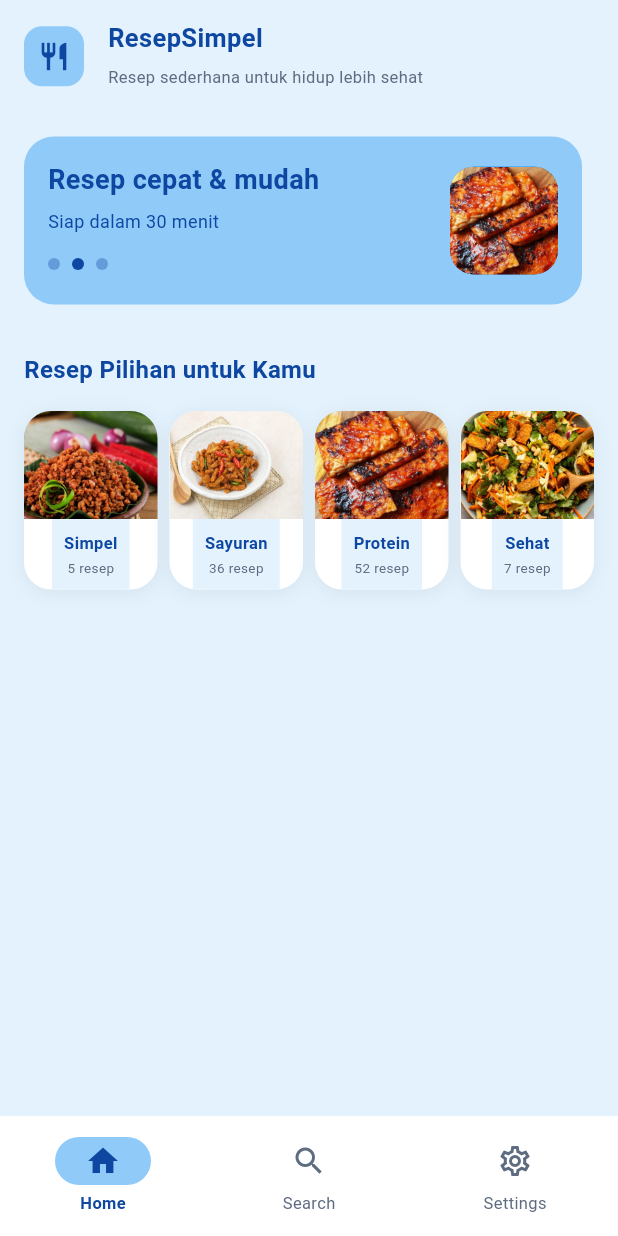
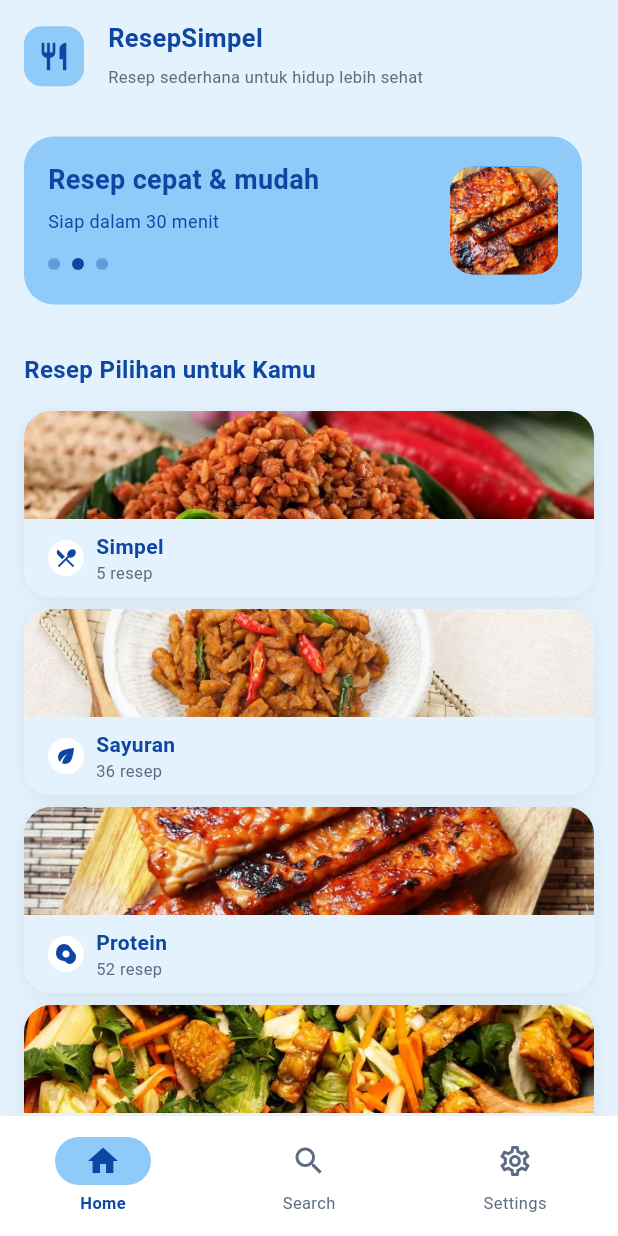
Before and after one commit to alfy4one/ResepSimpel, a Flutter app: the screen it shows after launch, on a phone screen of 412 x 824 dp. Run offline on Flutter 3.47's test engine with Material 3 defaults, Android fonts, the phone set to English and light mode, and no system bars; our stand-ins replace open_filex.

Commit message:
Koreksi layout home: kategori 1 KOLOM (tumpuk vertikal full-width), bukan 1 baris

```diff
--- a/lib/main.dart
+++ b/lib/main.dart
@@ -269,17 +269,18 @@ class _HomePageState extends State<HomePage> {
                   style: TextStyle(color: cBiruPekat, fontSize: 16, fontWeight: FontWeight.w700),
                 ),
                 const SizedBox(height: 16),
-                // Baris 4 kategori (permintaan alf 2026-09-25: dirapatkan
-                // jadi satu baris; tinggi card TIDAK diubah — foto 72 + strip label)
-                Row(
+                // 1 kolom: 4 card kategori full-width ditumpuk (koreksi alf
+                // 2026-09-26: bukan 1 baris horizontal). Tinggi card TIDAK
+                // diubah — foto 72 + strip label.
+                Column(
                   children: [
-                    Expanded(child: _kartuKategori(context, 'Simpel', cBiruTerang)),
-                    const SizedBox(width: 8),
-                    Expanded(child: _kartuKategori(context, 'Sayuran', cLatar)),
-                    const SizedBox(width: 8),
-                    Expanded(child: _kartuKategori(context, 'Protein', cBiruTerang)),
-                    const SizedBox(width: 8),
-                    Expanded(child: _kartuKategori(context, 'Sehat', cLatar)),
+                    _kartuKategori(context, 'Simpel', Icons.restaurant_menu, cBiruTerang),
+                    const SizedBox(height: 8),
+                    _kartuKategori(context, 'Sayuran', Icons.eco, cLatar),
+                    const SizedBox(height: 8),
+                    _kartuKategori(context, 'Protein', Icons.egg_alt, cBiruTerang),
+                    const SizedBox(height: 8),
+                    _kartuKategori(context, 'Sehat', Icons.favorite, cLatar),
                   ],
                 ),
                 const SizedBox(height: 16),
@@ -293,9 +294,8 @@ class _HomePageState extends State<HomePage> {
 }
 
 // Kartu kategori bahan (foto real di atas + strip label di bawah).
-// Sejak 2026-09-25: 4 card satu baris -> card sempit, strip label tanpa
-// ikon lingkaran (nama + jumlah saja); tinggi tetap foto 72 + strip.
-Widget _kartuKategori(BuildContext context, String nama, Color warnaFoto) {
+// Card full-width (1 kolom ditumpuk sejak koreksi alf 2026-09-26).
+Widget _kartuKategori(BuildContext context, String nama, IconData ikon, Color warnaFoto) {
   // ikon di area foto: latar biru terang->ikon pekat, latar pucat->ikon vivid
   final ikonFoto = warnaFoto == cBiruTerang ? cBiruPekat : cBiruVivid;
 
@@ -337,17 +337,31 @@ Widget _kartuKategori(BuildContext context, String nama, Color warnaFoto) {
           ),
           Container(
             color: cLatar,
-            padding: const EdgeInsets.symmetric(horizontal: 8, vertical: 8),
-            child: Column(
+            padding: const EdgeInsets.symmetric(horizontal: 16, vertical: 8),
+            child: Row(
               children: [
-                Text(
-                  nama,
-                  style: const TextStyle(color: cBiruPekat, fontSize: 11, fontWeight: FontWeight.w700),
-                  maxLines: 1,
-                  overflow: TextOverflow.ellipsis,
+                Container(
+                  width: 24,
+                  height: 24,
+                  decoration: const BoxDecoration(
+                    color: cPutih,
+                    shape: BoxShape.circle,
+                  ),
+                  child: Icon(ikon, size: 16, color: cBiruPekat),
                 ),
-                const SizedBox(height: 2),
-                Text('$jumlah resep', style: const TextStyle(color: cTeksMuted, fontSize: 9)),
+                const SizedBox(width: 8),
+                Expanded(
+                  child: Column(
+                    crossAxisAlignment: CrossAxisAlignment.start,
+                    children: [
+                      Text(
+                        nama,
+                        style: const TextStyle(color: cBiruPekat, fontSize: 14, fontWeight: FontWeight.w700),
+                      ),
+                      Text('$jumlah resep', style: const TextStyle(color: cTeksMuted, fontSize: 11)),
+                    ],
+                  ),
+                ),
               ],
             ),
           ),
```
Also changed, not shown: 1 other file.
